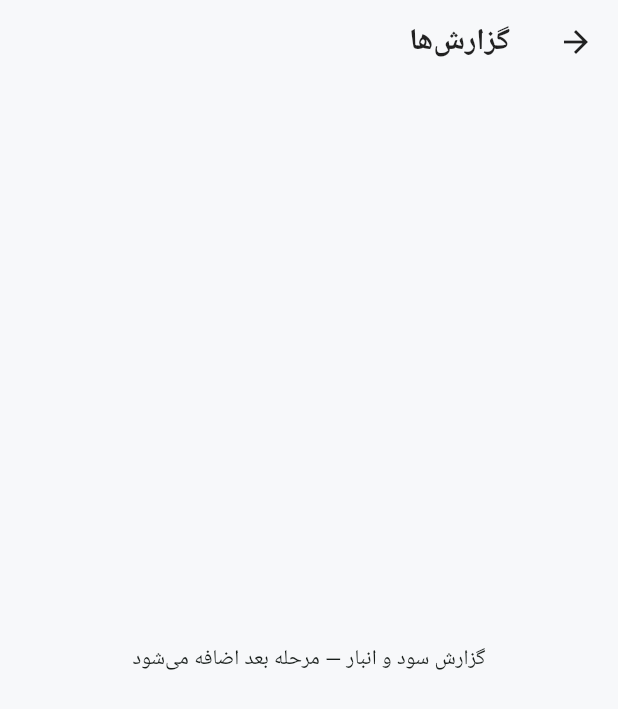
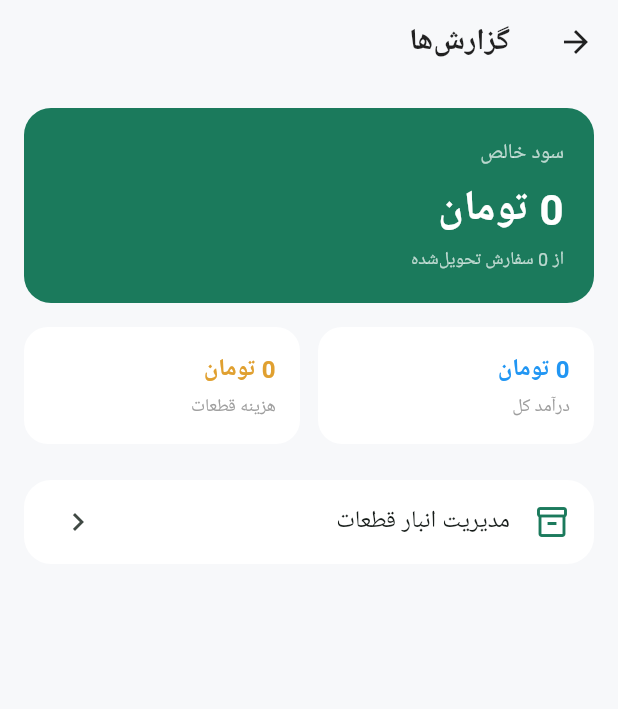
Before and after one commit to Reza1162/tamirino, a Flutter app: the ReportsPage screen opened directly, on a phone screen of 412 x 824 dp. Shown: the top 709 px of the screen. Run offline on Flutter 3.47's test engine with Material 3 defaults, Android fonts, the phone set to English and light mode, and no system bars; our stand-ins replace drift, pdf, printing, sqlite3_flutter_libs; accounts and stored records are empty; generated files the repository leaves out were written again; Roboto replaces fonts that are missing (Vazir).

Commit message:
feat: parts inventory and profit report

```diff
--- a/lib/features/reports/reports_page.dart
+++ b/lib/features/reports/reports_page.dart
@@ -1,4 +1,7 @@
 import 'package:flutter/material.dart';
+import '../../core/theme/app_theme.dart';
+import '../../data/local/db_provider.dart';
+import '../inventory/inventory_page.dart';
 
 class ReportsPage extends StatelessWidget {
   const ReportsPage({super.key});
@@ -7,7 +10,76 @@ class ReportsPage extends StatelessWidget {
   Widget build(BuildContext context) {
     return Scaffold(
       appBar: AppBar(title: const Text('گزارش‌ها')),
-      body: const Center(child: Text('گزارش سود و انبار — مرحله بعد اضافه می‌شود')),
+      body: FutureBuilder<Map<String, int>>(
+        future: DbProvider.repository.profitReport(),
+        builder: (context, snapshot) {
+          final data = snapshot.data ?? {'revenue': 0, 'partsCost': 0, 'profit': 0, 'ordersCount': 0};
+          return ListView(
+            padding: const EdgeInsets.all(16),
+            children: [
+              Card(
+                color: AppTheme.primary,
+                child: Padding(
+                  padding: const EdgeInsets.all(20),
+                  child: Column(
+                    crossAxisAlignment: CrossAxisAlignment.start,
+                    children: [
+                      const Text('سود خالص', style: TextStyle(color: Colors.white70)),
+                      const SizedBox(height: 6),
+                      Text('${data['profit']} تومان',
+                          style: const TextStyle(color: Colors.white, fontSize: 28, fontWeight: FontWeight.bold)),
+                      const SizedBox(height: 4),
+                      Text('از ${data['ordersCount']} سفارش تحویل‌شده', style: const TextStyle(color: Colors.white70, fontSize: 12)),
+                    ],
+                  ),
+                ),
+              ),
+              const SizedBox(height: 16),
+              Row(
+                children: [
+                  Expanded(child: _ReportCard(label: 'درآمد کل', value: '${data['revenue']} تومان', color: Colors.blue)),
+                  const SizedBox(width: 12),
+                  Expanded(child: _ReportCard(label: 'هزینه قطعات', value: '${data['partsCost']} تومان', color: AppTheme.warning)),
+                ],
+              ),
+              const SizedBox(height: 24),
+              Card(
+                child: ListTile(
+                  leading: const Icon(Icons.inventory_2_outlined, color: AppTheme.primary),
+                  title: const Text('مدیریت انبار قطعات'),
+                  trailing: const Icon(Icons.chevron_left),
+                  onTap: () => Navigator.of(context).push(
+                    MaterialPageRoute(builder: (_) => const InventoryPage()),
+                  ),
+                ),
+              ),
+            ],
+          );
+        },
+      ),
     );
   }
 }
+
+class _ReportCard extends StatelessWidget {
+  final String label;
+  final String value;
+  final Color color;
+  const _ReportCard({required this.label, required this.value, required this.color});
+
+  @override
+  Widget build(BuildContext context) {
+    return Container(
+      padding: const EdgeInsets.all(16),
+      decoration: BoxDecoration(color: Colors.white, borderRadius: BorderRadius.circular(16)),
+      child: Column(
+        crossAxisAlignment: CrossAxisAlignment.start,
+        children: [
+          Text(value, style: TextStyle(fontWeight: FontWeight.bold, color: color, fontSize: 16)),
+          const SizedBox(height: 4),
+          Text(label, style: const TextStyle(fontSize: 12, color: Colors.grey)),
+        ],
+      ),
+    );
+  }
+}
```
Also changed, not shown: lib/data/local/database.dart (+32 -1 lines), lib/data/repositories/app_repository.dart (+69 -1 lines), lib/features/inventory/inventory_page.dart (added, +106 -0 lines).
